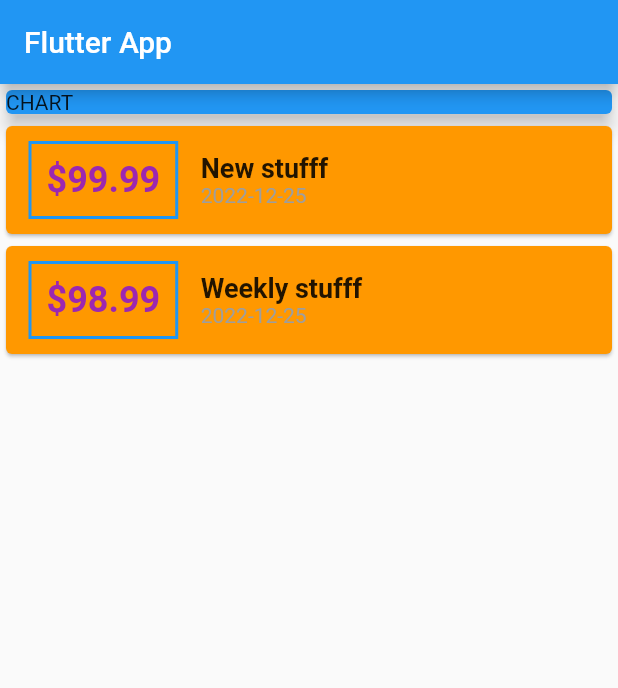
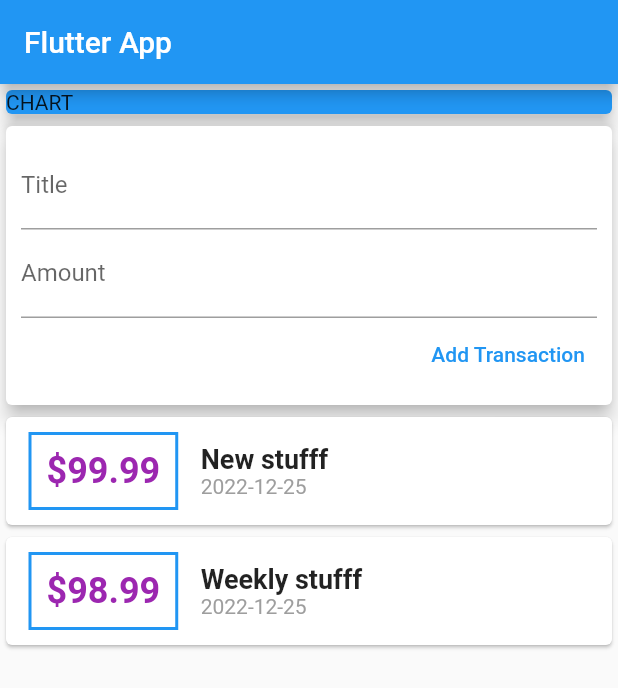
Before and after one commit to horizoncrafts/flutter-guide, a Flutter app: the screen it shows after launch, on a phone screen of 412 x 824 dp. Shown: the top 688 px of the screen. Run offline on Flutter 3.47's test engine with Material 2 defaults, Android fonts, the phone set to English and light mode, and no system bars.

Commit message:
before making statefull

```diff
--- a/expanse_planner/lib/main.dart
+++ b/expanse_planner/lib/main.dart
@@ -28,6 +28,12 @@ class MyHomePage extends StatelessWidget {
 
   MyHomePage({super.key});
 
+  // String titleInput = '';
+  // String valueInput = '';
+
+  final titleController = TextEditingController();
+  final amountController = TextEditingController();
+
   @override
   Widget build(BuildContext context) {
     return Scaffold(
@@ -38,6 +44,7 @@ class MyHomePage extends StatelessWidget {
           mainAxisAlignment: MainAxisAlignment.start,
           crossAxisAlignment: CrossAxisAlignment.stretch,
           children: <Widget>[
+            // Header
             Container(
                 width: double.infinity,
                 child: const Card(
@@ -45,11 +52,45 @@ class MyHomePage extends StatelessWidget {
                   color: Colors.blue,
                   child: Text('CHART'),
                 )),
+
+            // Input
+            Card(
+              elevation: 5,
+              child: Container(
+                padding: const EdgeInsets.all(10),
+                child: Column(
+                  crossAxisAlignment: CrossAxisAlignment.end,
+                  children: <Widget>[
+                    TextField(
+                      decoration: const InputDecoration(labelText: "Title"),
+                      controller: titleController,
+                      // onChanged: (String val) {
+                      //   titleInput = val;
+                      // },
+                    ),
+                    TextField(
+                      decoration: const InputDecoration(labelText: "Amount"),
+                      controller: amountController,
+                      // onChanged: (val) => valueInput = val,
+                    ),
+                    TextButton(
+                      onPressed: () {
+                        print(titleController.text);
+                        print(amountController.text);
+                      },
+                      child: const Text("Add Transaction"),
+                    )
+                  ],
+                ),
+              ),
+            ),
+
+            // Transactions
             Column(
                 children: transactions
                     .map((e) => Card(
-                        color: Colors.orange,
-                        child: Row(
+                            // color: Colors.orange,
+                            child: Row(
                           children: <Widget>[
                             Container(
                                 margin: const EdgeInsets.symmetric(vertical: 10, horizontal: 15),
@@ -79,8 +120,8 @@ class MyHomePage extends StatelessWidget {
                           ],
                         )
 
-                        //Text(e.title),
-                        ))
+                            //Text(e.title),
+                            ))
                     .toList())
           ],
         ));
```
Also changed, not shown: 1 other file.
